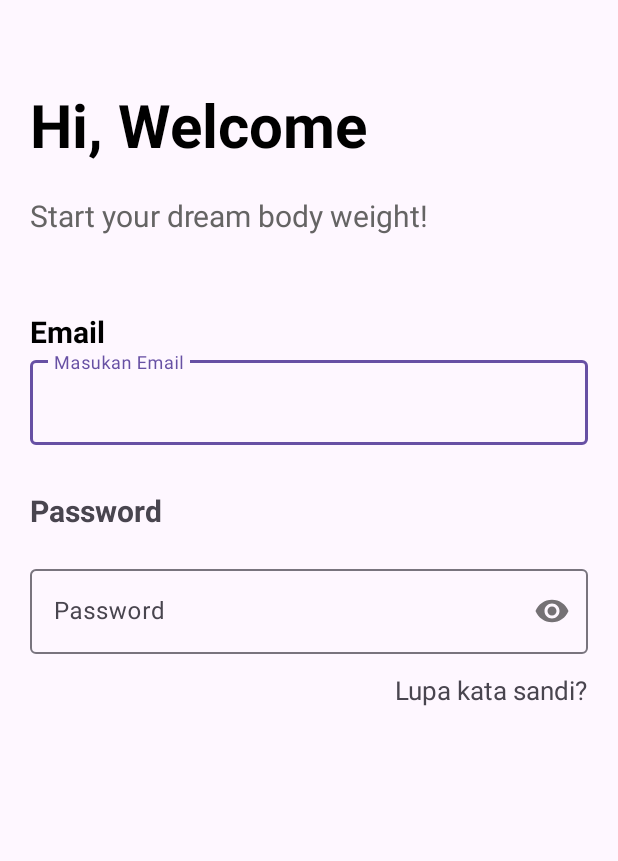
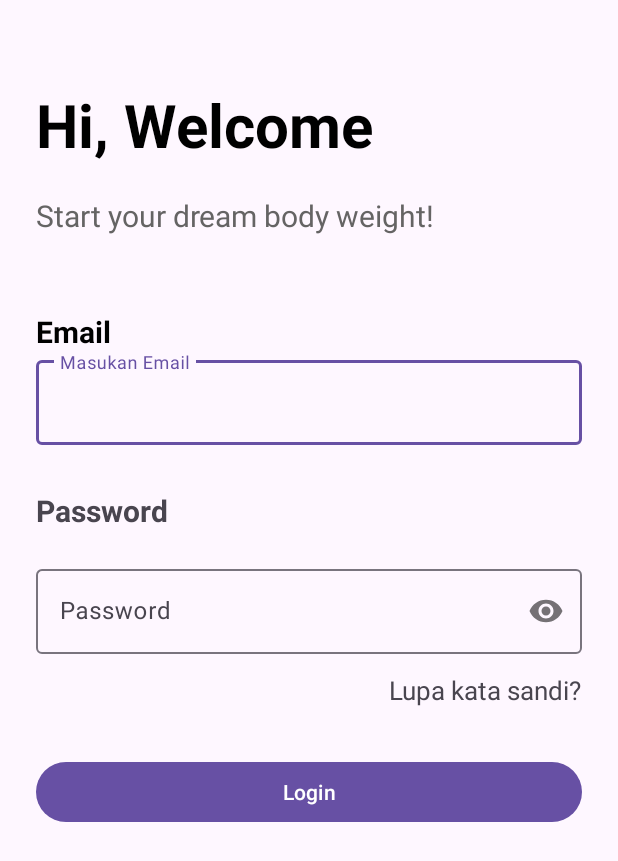
Before and after one commit to Nutricatch/MD-Nutricatch, an Android app: the LoginActivity screen opened directly, with no data from a screen before it, on a phone screen of 412 x 824 dp. Shown: the top 861 px of the screen. Run offline under Robolectric (Android 15) with nearby library versions, the phone set to English and light mode, and no system bars.

Commit message:
tombol login di auth page

```diff
--- a/app/src/main/res/layout/activity_login.xml
+++ b/app/src/main/res/layout/activity_login.xml
@@ -4,19 +4,18 @@
     xmlns:tools="http://schemas.android.com/tools"
     android:layout_width="match_parent"
     android:layout_height="match_parent"
+    android:paddingHorizontal="24dp"
     tools:context=".views.auth.LoginActivity">
 
     <TextView
         android:id="@+id/textView"
         android:layout_width="match_parent"
         android:layout_height="wrap_content"
-        android:layout_marginStart="20dp"
-        android:layout_marginEnd="20dp"
         android:layout_marginTop="56dp"
         android:text="Hi, Welcome"
         android:textColor="@color/black"
+        android:textSize="40sp"
         android:textStyle="bold"
-        android:textSize="40sp"
         app:layout_constraintEnd_toEndOf="parent"
         app:layout_constraintHorizontal_bias="0.526"
         app:layout_constraintStart_toStartOf="parent"
@@ -26,9 +25,7 @@
         android:id="@+id/textView3"
         android:layout_width="match_parent"
         android:layout_height="wrap_content"
-        android:layout_marginStart="20dp"
         android:layout_marginTop="20dp"
-        android:layout_marginEnd="20dp"
         android:text="Start your dream body weight!"
         android:textColor="#656464"
         android:textSize="20sp"
@@ -41,13 +38,11 @@
         android:id="@+id/textView4"
         android:layout_width="match_parent"
         android:layout_height="wrap_content"
+        android:layout_marginTop="50dp"
         android:text="Email"
         android:textColor="@color/black"
         android:textSize="20sp"
         android:textStyle="bold"
-        android:layout_marginTop="50dp"
-        android:layout_marginStart="20dp"
-        android:layout_marginEnd="20dp"
         app:layout_constraintEnd_toEndOf="parent"
         app:layout_constraintStart_toStartOf="parent"
         app:layout_constraintTop_toBottomOf="@+id/textView3" />
@@ -56,8 +51,6 @@
         android:id="@+id/textInputLayout"
         android:layout_width="match_parent"
         android:layout_height="wrap_content"
-        android:layout_marginStart="20dp"
-        android:layout_marginEnd="20dp"
         app:layout_constraintEnd_toEndOf="parent"
         app:layout_constraintHorizontal_bias="0.0"
         app:layout_constraintStart_toStartOf="parent"
@@ -79,9 +72,7 @@
         android:id="@+id/textView5"
         android:layout_width="match_parent"
         android:layout_height="wrap_content"
-        android:layout_marginStart="20dp"
         android:layout_marginTop="30dp"
-        android:layout_marginEnd="20dp"
         android:text="Password"
         android:textSize="20dp"
         android:textStyle="bold"
@@ -94,8 +85,6 @@
         android:id="@+id/textInputLayout2"
         android:layout_width="match_parent"
         android:layout_height="wrap_content"
-        android:layout_marginStart="20dp"
-        android:layout_marginEnd="20dp"
         app:layout_constraintBottom_toBottomOf="parent"
         app:layout_constraintEnd_toEndOf="parent"
         app:layout_constraintHorizontal_bias="0.0"
@@ -126,4 +115,12 @@
         app:layout_constraintEnd_toEndOf="@+id/textInputLayout2"
         app:layout_constraintTop_toBottomOf="@+id/textInputLayout2" />
 
+    <com.google.android.material.button.MaterialButton
+        android:id="@+id/btn_login"
+        android:layout_width="match_parent"
+        android:layout_height="wrap_content"
+        android:layout_marginTop="32dp"
+        android:text="@string/login"
+        app:layout_constraintTop_toBottomOf="@+id/forgotPasswordTextView" />
+
 </androidx.constraintlayout.widget.ConstraintLayout>
--- a/app/src/main/res/values/strings.xml
+++ b/app/src/main/res/values/strings.xml
@@ -9,4 +9,5 @@
     <string name="skip">Skip</string>
     <string name="get_started">Get Started</string>
     <string name="next">Next</string>
+    <string name="login">Login</string>
 </resources>
```
